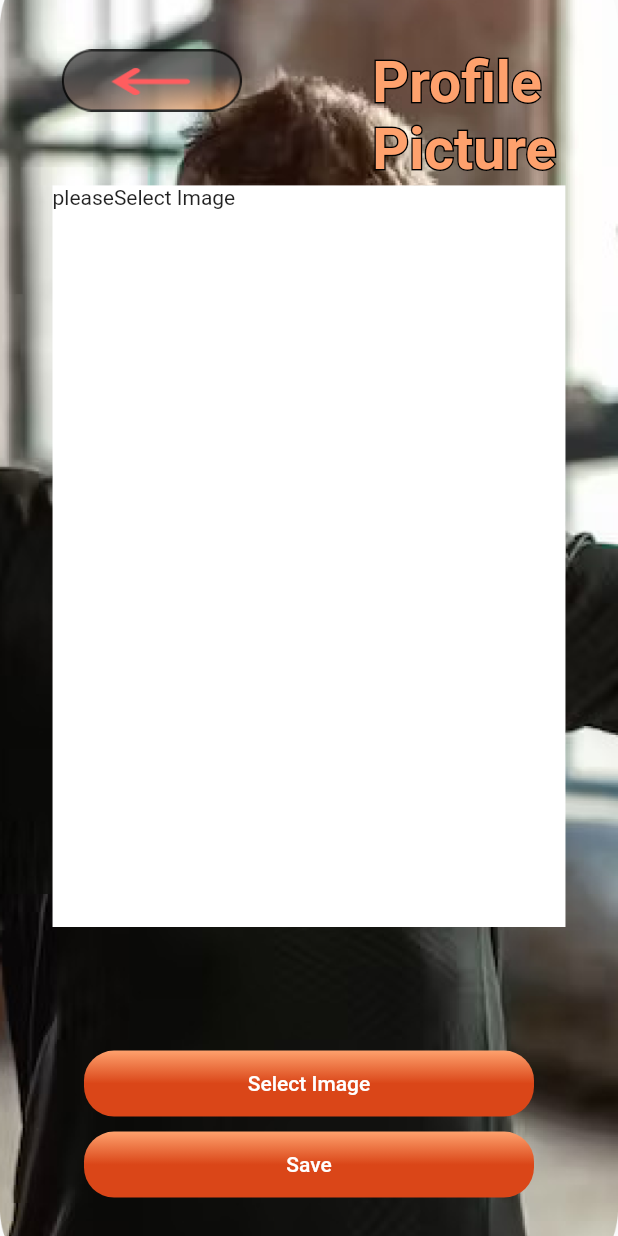
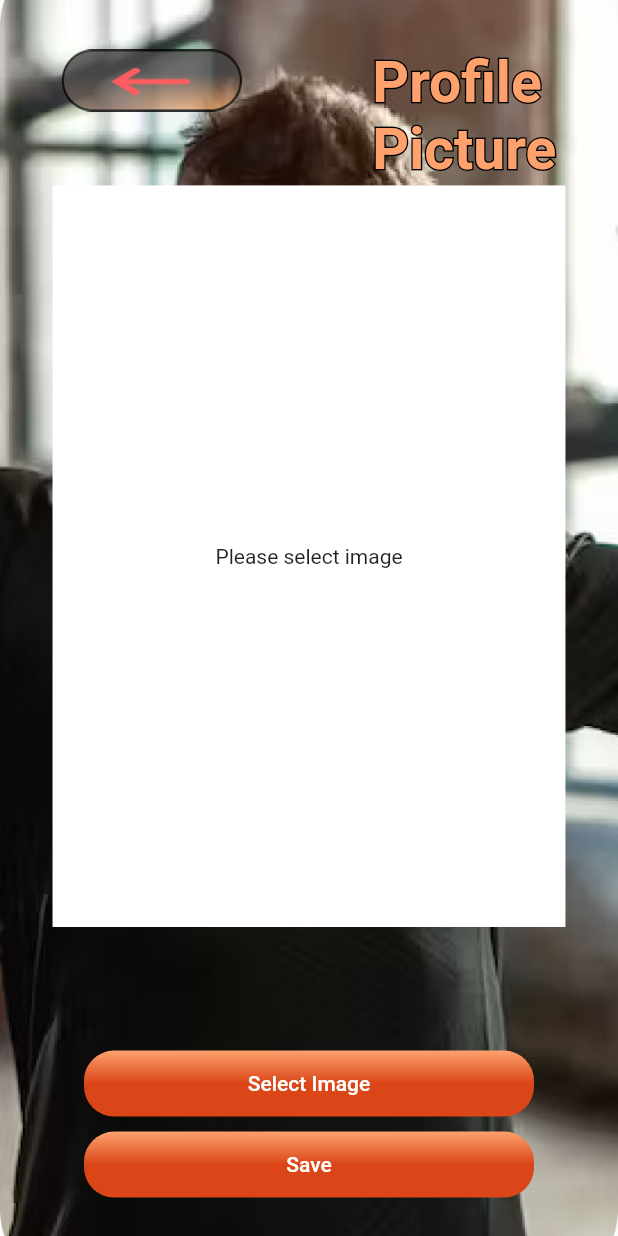
Before and after one commit to autyauth/soft_dev_app, a Flutter app: the ProfilePictureSelect screen opened directly, after a tap on "Save", on a phone screen of 412 x 824 dp. Run offline on Flutter 3.47's test engine with Material 2 defaults, Android fonts, the phone set to English and light mode, and no system bars; our stand-ins replace bloc, cloud_firestore, equatable, firebase_auth, firebase_core, firebase_storage and 5 more; accounts and stored records are empty; project files that could hold a hidden picture were left out.

Commit message:
profile choose

```diff
--- a/lib/features/workout/screens/modal/Userprofile.dart
+++ b/lib/features/workout/screens/modal/Userprofile.dart
@@ -54,6 +54,7 @@ class UserProfile {
       'email': email,
       'birthDate': birthDate,
       'gender': gender,
+      'imageUrl':imageUrl,
     };
   }
 }
--- a/lib/features/workout/screens/page/pofile_picture_select.dart
+++ b/lib/features/workout/screens/page/pofile_picture_select.dart
@@ -14,8 +14,6 @@ import '../../../select_workout/screens/widget/gradient_button.dart';
 import '../../../select_workout/screens/widget/outline_text.dart';
 
 class ProfilePictureSelect extends StatefulWidget {
-  const ProfilePictureSelect({super.key});
-
   @override
   State<ProfilePictureSelect> createState() => _ProfilePictureSelectState();
 }
@@ -25,8 +23,10 @@ class _ProfilePictureSelectState extends State<ProfilePictureSelect> {
 
   File? _pickedImage;
 
+  String docplace = 'cXZMVx6sIaGJnK7FgSIO';
   final FirebaseStorage _storage = FirebaseStorage.instance;
   final User? currentUser = FirebaseAuth.instance.currentUser;
+
   Future<UserProfile?> fetchUserProfileData() async {
     try {
       DocumentSnapshot<Map<String, dynamic>> userDoc = await FirebaseFirestore
@@ -48,9 +48,21 @@ class _ProfilePictureSelectState extends State<ProfilePictureSelect> {
     }
   }
 
+  Future<void> updateUserProfile(UserProfile userProfile) async {
+    try {
+      await FirebaseFirestore.instance
+          .collection('userProfile')
+          .doc(currentUser?.uid) // Use the correct document ID
+          .update(userProfile.toMap());
+      print('User profile updated successfully');
+    } catch (e) {
+      print('Error updating user profile: $e');
+    }
+  }
+
   UserProfile? userProfile;
   UserProfile? updatedUserProfile;
-  @override
+
   void initState() {
     super.initState();
     fetchUserProfileData().then((profile) {
@@ -87,14 +99,14 @@ class _ProfilePictureSelectState extends State<ProfilePictureSelect> {
           Positioned(
             top: screenHeight * 0.04,
             left: screenWidth * 0.1,
-            child: const ImgBackButton(),
+            child: ImgBackButton(),
           ),
           Positioned(
             top: screenHeight * 0.04,
             right: screenWidth * 0.1,
-            child: const OutlinedText(
+            child: OutlinedText(
                 text: "Profile\nPicture",
-                textStyle: TextStyle(
+                textStyle: const TextStyle(
                   fontSize: 38,
                   fontWeight: FontWeight.bold,
                   color: Palette.orangeCreamColor2,
@@ -110,10 +122,10 @@ class _ProfilePictureSelectState extends State<ProfilePictureSelect> {
               ),
               height: screenHeight * 0.6,
               width: 0.83 * screenWidth,
-              decoration: const BoxDecoration(color: Colors.white),
+              decoration: BoxDecoration(color: Colors.white),
               child: _pickedImage != null
                   ? Image.file(_pickedImage!)
-                  : const Text('pleaseSelect Image'),
+                  : Center(child: Text('Please select image')),
             ),
           ),
           Positioned(
@@ -134,7 +146,7 @@ class _ProfilePictureSelectState extends State<ProfilePictureSelect> {
                     _pickImageFromGallery();
                   },
                 ),
-                const SizedBox(height: 10),
+                SizedBox(height: 10),
                 GradientButton(
                   height: 44,
                   width: buttonwidth,
@@ -145,7 +157,11 @@ class _ProfilePictureSelectState extends State<ProfilePictureSelect> {
                   ],
                   buttonText: 'Save',
                   onPress: () {
+                    if(_pickedImage != null)
+                    {
                     _uploadImageToStorage(_pickedImage!);
+
+                    }
                   },
                 )
               ],
@@ -167,7 +183,7 @@ class _ProfilePictureSelectState extends State<ProfilePictureSelect> {
 
   Future<void> _uploadImageToStorage(File imageFile) async {
     final storageRef = _storage.ref().child(
-        'userImage/ProfilePicture.png'); // Change the storage path as needed
+        'userImage/ProfilePicture_${currentUser?.uid}.png'); // Change the storage path as needed
 
     final receivePort = ReceivePort();
     await Isolate.spawn(uploadTask, receivePort.sendPort);
@@ -178,7 +194,12 @@ class _ProfilePictureSelectState extends State<ProfilePictureSelect> {
       } else if (message is String) {
         try {
           await storageRef.putFile(File(message));
-          print('Image uploaded successfully');
+          final imageUrl = await storageRef.getDownloadURL();
+           userProfile?.imageUrl = imageUrl;
+          if (userProfile != null) {
+            updateUserProfile(userProfile!);
+          }
+          print('Image uploaded successfully ${userProfile?.imageUrl}');
         } catch (e) {
           print('Error uploading image: $e');
         }
--- a/lib/features/workout/screens/page/profile_page.dart
+++ b/lib/features/workout/screens/page/profile_page.dart
@@ -71,9 +71,9 @@ class _ProfilePageState extends State<ProfilePage> {
         children: [
           // Background image
           Container(
-            decoration: const BoxDecoration(
+            decoration:  BoxDecoration(
               image: DecorationImage(
-                image: AssetImage('assets/images/profile_background1.png'),
+                image: imageURL==""? AssetImage('assets/images/profile_background1.png') as ImageProvider :NetworkImage(imageURL),
                 fit: BoxFit.cover,
               ),
             ),
```
